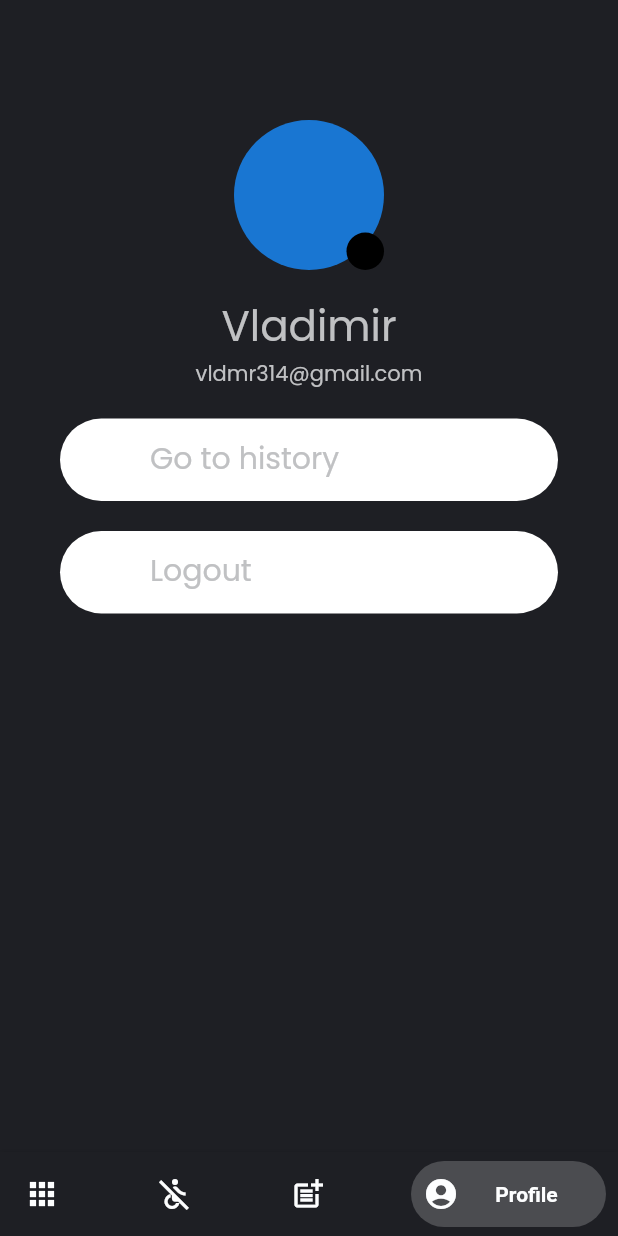
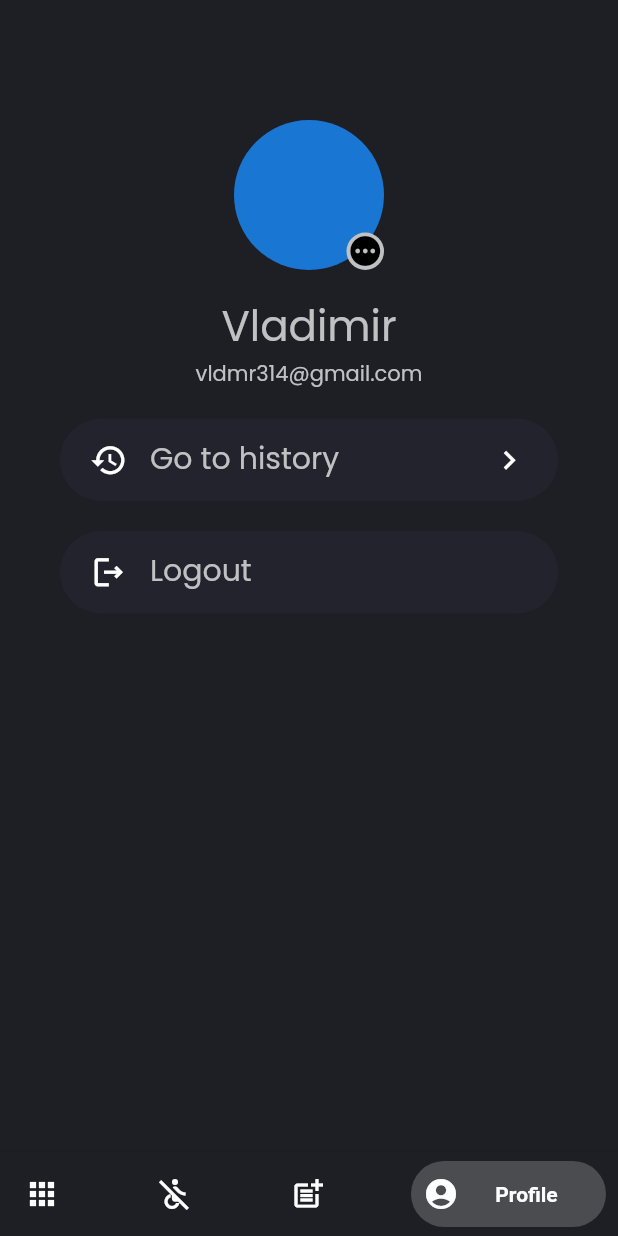
Before and after one commit to profectus200/inno-cart, a Flutter app: the screen it shows after launch, item 4 of the bottom bar chosen, on a phone screen of 412 x 824 dp. Run offline on Flutter 3.47's test engine with Material 2 defaults, Android fonts, the phone set to English and light mode, and no system bars; drawn by our look-alikes of bottom_navy_bar; our stand-ins replace equatable, flutter_screenutil, flutter_secure_storage; network calls fail.

Commit message:
change profile items colors

```diff
--- a/lib/presentation/app_pages/profile/profile_list_item.dart
+++ b/lib/presentation/app_pages/profile/profile_list_item.dart
@@ -34,7 +34,8 @@ class ProfileListItem extends StatelessWidget {
       ),
       decoration: BoxDecoration(
         borderRadius: BorderRadius.circular(10 * 3),
-        color: Theme.of(context).backgroundColor,
+        color:const Color(0xFF23232D),
+        // color: Theme.of(context).backgroundColor,
       ),
       child: Row(
         children: <Widget>[
--- a/lib/presentation/app_pages/profile/profile_page.dart
+++ b/lib/presentation/app_pages/profile/profile_page.dart
@@ -27,7 +27,7 @@ class ProfileScreen extends StatelessWidget {
                     height: 10 * 2.5,
                     width: 10 * 2.5,
                     decoration: BoxDecoration(
-                      color: Theme.of(context).colorScheme.onSecondary,
+                      color: AppColors.lightGray,
                       shape: BoxShape.circle,
                     ),
                     child: const Center(
```
